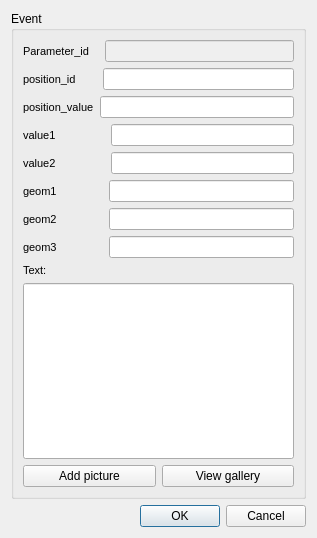
First picture: the form in ui/event_ud_arc_rehabit.ui, repository Giswater/giswater_qgis_plugin, before the edit.
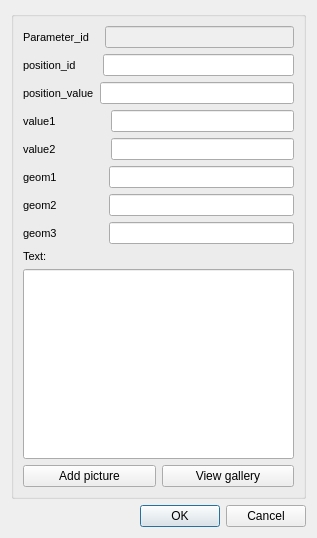
Second picture: the form after the edit.

```diff
--- a/ui/event_ud_arc_rehabit.ui
+++ b/ui/event_ud_arc_rehabit.ui
@@ -17,7 +17,7 @@
    <item>
     <widget class="QGroupBox" name="group">
      <property name="title">
-      <string>Event</string>
+      <string/>
      </property>
      <layout class="QVBoxLayout" name="verticalLayout_2" stretch="0,0,0,0,0,0,0,0,0,0,0">
       <item>
```
